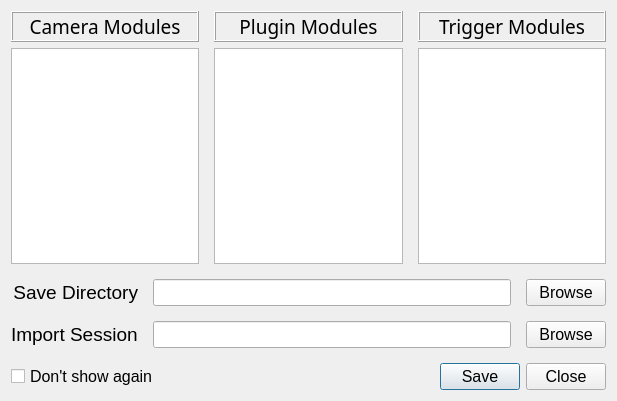
The window that rataGUI/interface/design/startMenu.ui (nathanielnyema/rataGUI) describes before a commit, drawn with Qt 5.
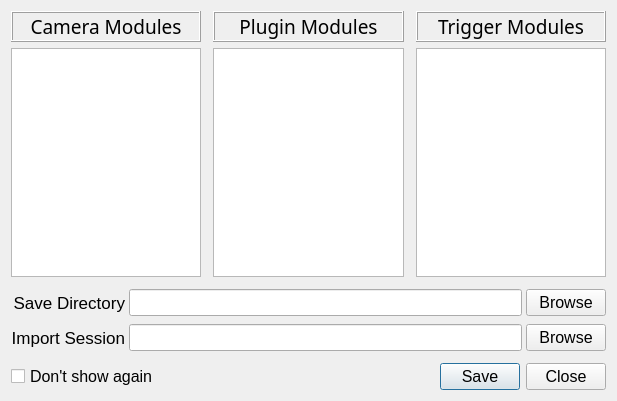
The same window after the commit.

Commit message: adjust spacing

```diff
--- a/rataGUI/interface/design/startMenu.ui
+++ b/rataGUI/interface/design/startMenu.ui
@@ -23,7 +23,7 @@
   </property>
   <layout class="QVBoxLayout" name="verticalLayout" stretch="5,0,0">
    <property name="spacing">
-    <number>15</number>
+    <number>12</number>
    </property>
    <item>
     <layout class="QHBoxLayout" name="listWidgetMenu">
@@ -163,6 +163,12 @@
    </item>
    <item>
     <layout class="QGridLayout" name="lineEditMenu">
+     <property name="horizontalSpacing">
+      <number>4</number>
+     </property>
+     <property name="verticalSpacing">
+      <number>8</number>
+     </property>
      <item row="0" column="1">
       <widget class="QLineEdit" name="save_directory"/>
      </item>
@@ -170,7 +176,7 @@
       <widget class="QLabel" name="saveDirectoryLabel">
        <property name="font">
         <font>
-         <pointsize>14</pointsize>
+         <pointsize>13</pointsize>
         </font>
        </property>
        <property name="text">
@@ -195,12 +201,15 @@
       <widget class="QLabel" name="sessDirectoryLabel">
        <property name="font">
         <font>
-         <pointsize>14</pointsize>
+         <pointsize>13</pointsize>
         </font>
        </property>
        <property name="text">
         <string>Import Session</string>
        </property>
+       <property name="alignment">
+        <set>Qt::AlignRight|Qt::AlignTrailing|Qt::AlignVCenter</set>
+       </property>
       </widget>
      </item>
      <item row="1" column="2">
```
The commit also changes 1 other file.
